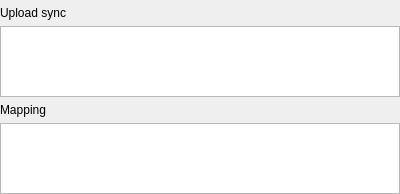
Qt form addon/FTP/ftp_form_dir_setting.ui (fengzhu2007/anycode) before a commit.
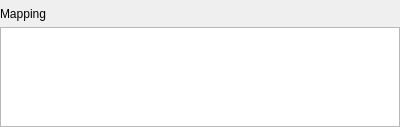
The same form after that commit. Custom widgets are drawn as their Qt base class.

The edit to the form file:
```diff
--- a/addon/FTP/ftp_form_dir_setting.ui
+++ b/addon/FTP/ftp_form_dir_setting.ui
@@ -7,7 +7,7 @@
     <x>0</x>
     <y>0</y>
     <width>400</width>
-    <height>194</height>
+    <height>127</height>
    </rect>
   </property>
   <property name="minimumSize">
@@ -32,56 +32,6 @@
    <property name="bottomMargin">
     <number>0</number>
    </property>
-   <item>
-    <widget class="QLabel" name="label">
-     <property name="minimumSize">
-      <size>
-       <width>80</width>
-       <height>0</height>
-      </size>
-     </property>
-     <property name="maximumSize">
-      <size>
-       <width>80</width>
-       <height>16777215</height>
-      </size>
-     </property>
-     <property name="baseSize">
-      <size>
-       <width>80</width>
-       <height>0</height>
-      </size>
-     </property>
-     <property name="text">
-      <string>Upload sync</string>
-     </property>
-     <property name="alignment">
-      <set>Qt::AlignLeading|Qt::AlignLeft|Qt::AlignVCenter</set>
-     </property>
-    </widget>
-   </item>
-   <item>
-    <widget class="ady::DirMappingView" name="localTreeView">
-     <property name="maximumSize">
-      <size>
-       <width>16777215</width>
-       <height>100</height>
-      </size>
-     </property>
-     <property name="editTriggers">
-      <set>QAbstractItemView::CurrentChanged|QAbstractItemView::DoubleClicked|QAbstractItemView::EditKeyPressed|QAbstractItemView::SelectedClicked</set>
-     </property>
-     <property name="selectionMode">
-      <enum>QAbstractItemView::SingleSelection</enum>
-     </property>
-     <property name="rootIsDecorated">
-      <bool>false</bool>
-     </property>
-     <property name="itemsExpandable">
-      <bool>false</bool>
-     </property>
-    </widget>
-   </item>
    <item>
     <widget class="QLabel" name="re">
      <property name="minimumSize">
@@ -112,6 +62,12 @@
    </item>
    <item>
     <widget class="ady::DirMappingView" name="remoteTreeView">
+     <property name="minimumSize">
+      <size>
+       <width>0</width>
+       <height>100</height>
+      </size>
+     </property>
      <property name="maximumSize">
       <size>
        <width>16777215</width>
```
